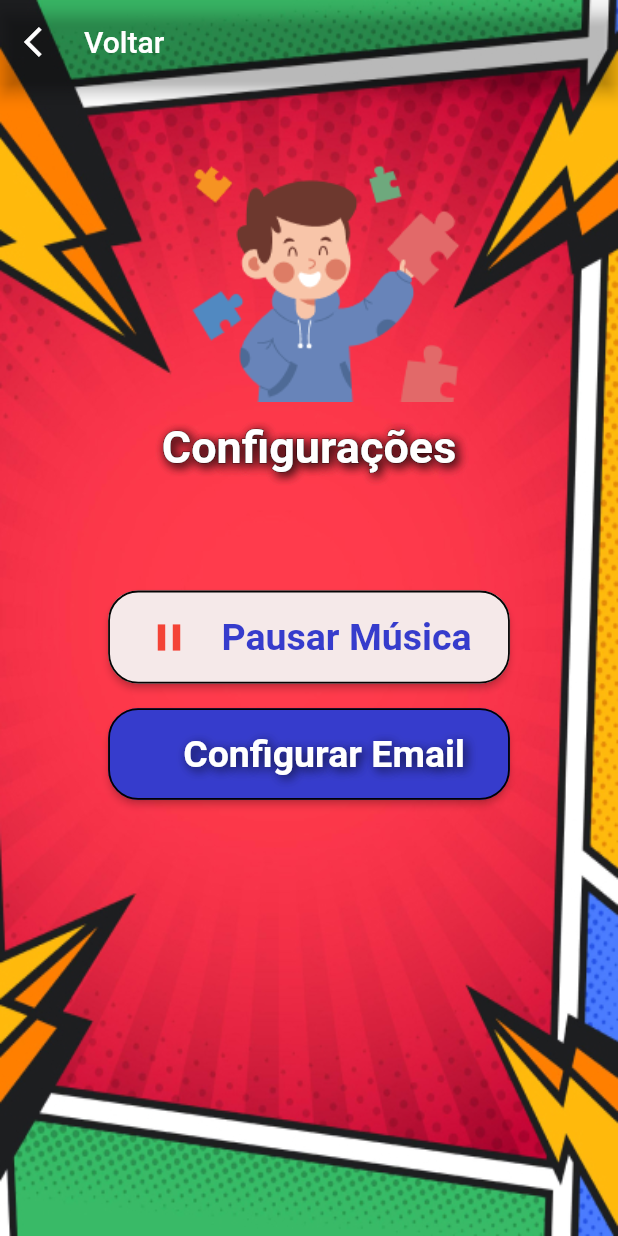
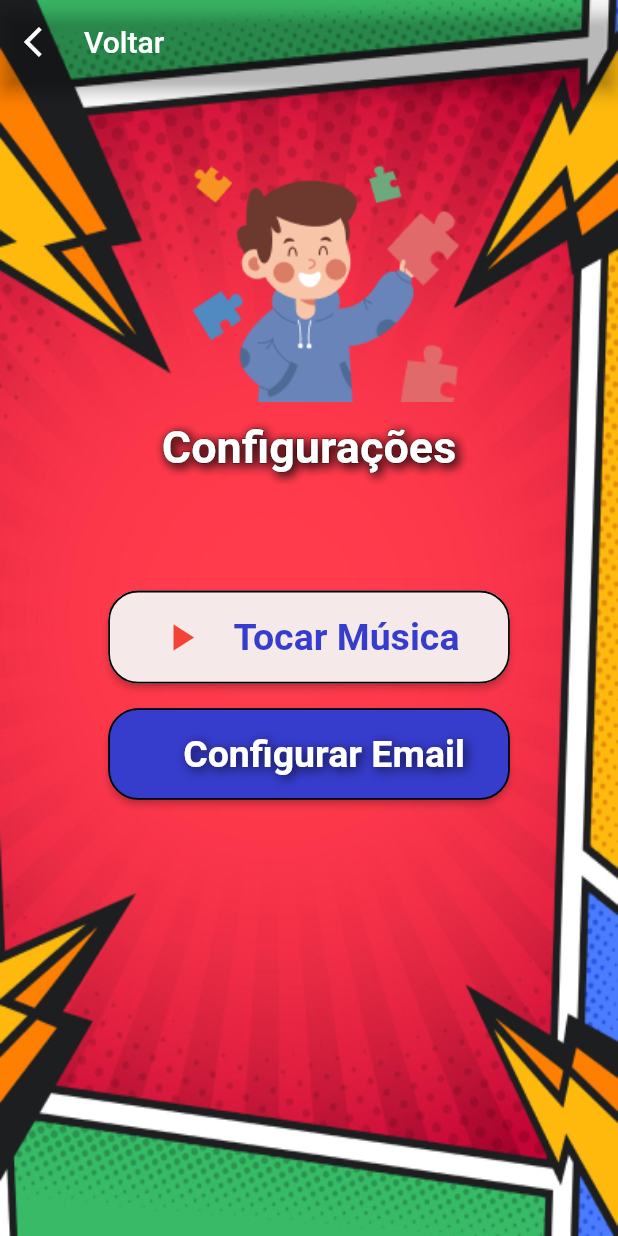
Before and after one commit to viniciusOLN/drawtism, a Flutter app: the ConfigurationPage screen opened by its route, after a tap on "Pausar Música", on a phone screen of 412 x 824 dp. Run offline on Flutter 3.47's test engine with Material 2 defaults, Android fonts, the phone set to English and light mode, and no system bars; our stand-ins replace audioplayers, bloc, flutter_bloc, flutter_tts, get, shared_preferences; missing offline and left inert: camera_camera, sendgrid_mailer; accounts and stored records are empty.

Commit message:
adicionando voz nas telas de tarefas de desenhos

```diff
--- a/lib/app/features/configpage/presentation/configuration_page.dart
+++ b/lib/app/features/configpage/presentation/configuration_page.dart
@@ -28,14 +28,20 @@ class _ConfigurationPageState extends State<ConfigurationPage> {
   );
   final controller = Get.find<MusicController>();
 
-  void teste() async {
+  void setInitialAudioValue() async {
     controllerConfig.isPlaying = await controllerConfig.getAudio();
   }
 
   @override
   void initState() {
-    controllerConfig.setButtonTitle();
-    teste();
+    if (!controller.isPlaying) {
+      controllerConfig.titleButton = "Pausar Música";
+    } else {
+      controllerConfig.titleButton = "Tocar Música";
+    }
+    setState(() {
+      controllerConfig.titleButton;
+    });
     super.initState();
   }
 
@@ -85,10 +91,11 @@ class _ConfigurationPageState extends State<ConfigurationPage> {
                         controllerConfig.isPlaying = false;
                         setState(() {
                           controllerConfig.titleButton = "Tocar Música";
+                          controllerConfig.isPlaying;
                         });
                       } else {
                         controllerConfig.setAudio(true);
-                        if (!controller.isPlaying) {
+                        if (controller.isPlaying) {
                           controller.playThemeSong();
                         } else {
                           controller.playerThemeSong.resume();
@@ -96,6 +103,7 @@ class _ConfigurationPageState extends State<ConfigurationPage> {
                         controllerConfig.isPlaying = true;
                         setState(() {
                           controllerConfig.titleButton = "Pausar Música";
+                          controllerConfig.isPlaying;
                         });
                       }
                     },
--- a/lib/app/features/configpage/presentation/controllers/config_page_controller.dart
+++ b/lib/app/features/configpage/presentation/controllers/config_page_controller.dart
@@ -7,13 +7,13 @@ class ConfigPageController extends GetxController {
 
   @override
   void onInit() async {
-    super.onInit();
     isPlaying = await getAudio();
     setButtonTitle();
+    super.onInit();
   }
 
   void setButtonTitle() {
-    titleButton = !isPlaying ? "Pausar Música" : "Tocar Música";
+    titleButton = isPlaying ? "Pausar Música" : "Tocar Música";
   }
 
   void setAudio(bool state) async {
@@ -23,7 +23,7 @@ class ConfigPageController extends GetxController {
 
   Future<bool> getAudio() async {
     final prefs = await SharedPreferences.getInstance();
-    bool isPlaying = prefs.getBool("music") ?? false;
+    bool isPlaying = prefs.getBool("music") ?? true;
     return isPlaying;
   }
 }
--- a/lib/app/features/drawpage/presentation/drawpage.dart
+++ b/lib/app/features/drawpage/presentation/drawpage.dart
@@ -14,6 +14,7 @@ import 'package:drawtism/app/global/widgets/default_button.dart';
 import 'package:drawtism/app/global/widgets/default_container.dart';
 import 'package:flutter/material.dart';
 import 'package:flutter_bloc/flutter_bloc.dart';
+import 'package:flutter_tts/flutter_tts.dart';
 import 'package:get/get.dart';
 
 import 'widgets/paint_module.dart';
@@ -33,7 +34,6 @@ class DrawPage extends StatelessWidget {
     Level currentLevel = level['level'].listTasks[0] as Level;
     currentLevel.attempts = 0;
     controllerReference.currentLevel = level["position"];
-
     // print(level["level"].listTasks[level["position"]].title);
 
     return Scaffold(
@@ -63,6 +63,9 @@ class DrawPage extends StatelessWidget {
         id: 'board',
         builder: (_) {
           currentLevel.initialTime = getCurrentTime();
+          controllerReference.speak(
+            level["level"].listTasks[controllerReference.currentDraw].title,
+          );
           return Column(
             mainAxisAlignment: MainAxisAlignment.center,
             crossAxisAlignment: CrossAxisAlignment.center,
--- a/pubspec.yaml
+++ b/pubspec.yaml
@@ -44,6 +44,7 @@ dependencies:
   audioplayers: ^5.2.0
   sendgrid_mailer: ^0.1.3
   shared_preferences: ^2.2.2
+  flutter_tts: ^3.3.3
 
 dev_dependencies:
   flutter_test:
```
Also changed, not shown: lib/app/features/choosepage/presentation/choosepage.dart (+17 -18 lines), lib/app/features/drawpage/presentation/controllers/drawing_controller.dart (+20 -0 lines), pubspec.lock, 4 other files.
